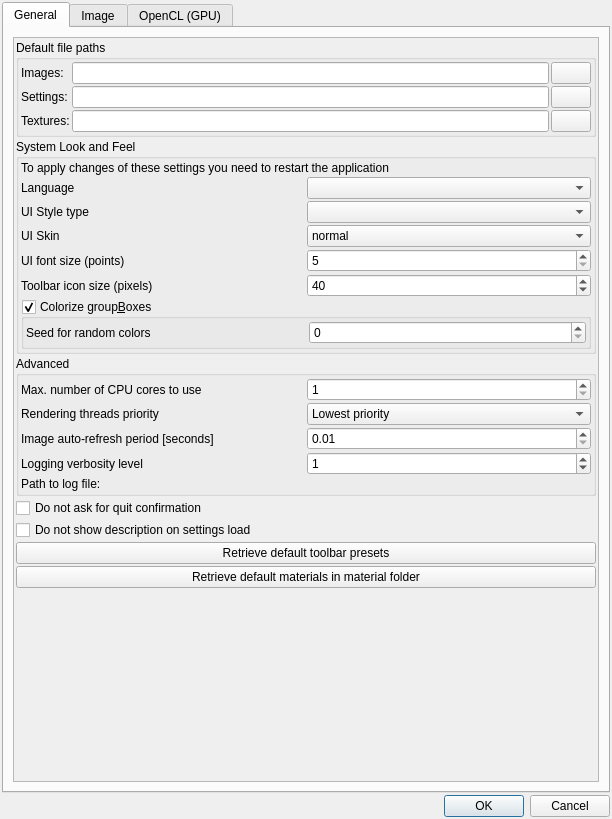
Above: mandelbulber2/qt/preferences_dialog.ui from buddhi1980/mandelbulber2 before the change. Below: the same form after it.
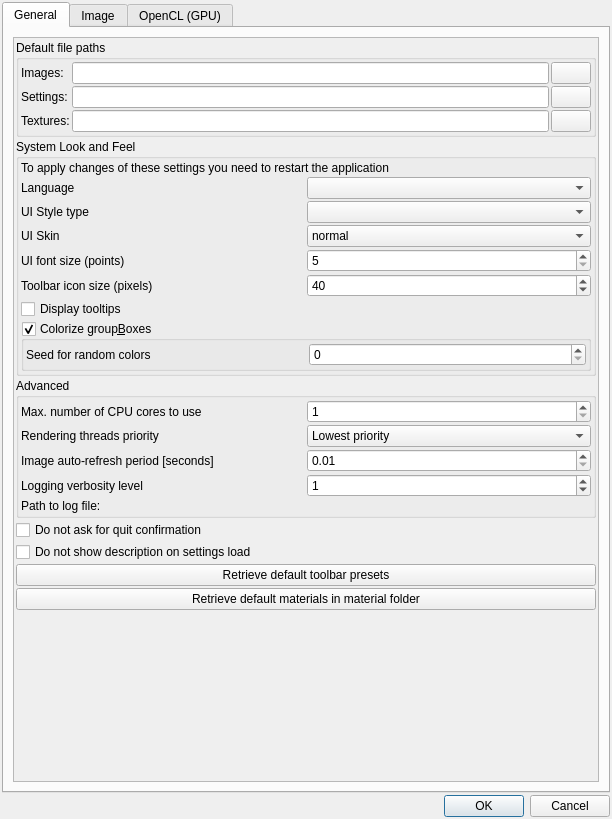
That is the form after the change. The open tabs and pages were chosen to show the change. Icons and pictures are not drawn. Custom widgets are drawn as their Qt base class.

Commit message: Added option in preferences to disable tooltips (fixed issue #213) Added coloring of material editor window Added tooltips for gradient buttons

```diff
--- a/mandelbulber2/qt/preferences_dialog.ui
+++ b/mandelbulber2/qt/preferences_dialog.ui
@@ -56,9 +56,9 @@
           <property name="geometry">
            <rect>
             <x>0</x>
-            <y>-144</y>
-            <width>570</width>
-            <height>860</height>
+            <y>0</y>
+            <width>588</width>
+            <height>743</height>
            </rect>
           </property>
           <layout class="QVBoxLayout" name="verticalLayout_general">
@@ -316,7 +316,7 @@
                   </property>
                  </widget>
                 </item>
-                <item row="5" column="0" colspan="2">
+                <item row="6" column="0" colspan="2">
                  <widget class="MyGroupBox" name="groupCheck_ui_colorize">
                   <property name="title">
                    <string>Colorize group&amp;Boxes</string>
@@ -364,6 +364,13 @@
                   </layout>
                  </widget>
                 </item>
+                <item row="5" column="0" colspan="2">
+                 <widget class="MyCheckBox" name="checkBox_display_tooltips">
+                  <property name="text">
+                   <string>Display tooltips</string>
+                  </property>
+                 </widget>
+                </item>
                </layout>
               </item>
              </layout>
```
Left out of the diff: 12 changed lines with no effect on the pictures. The commit also changes 7 other files.
